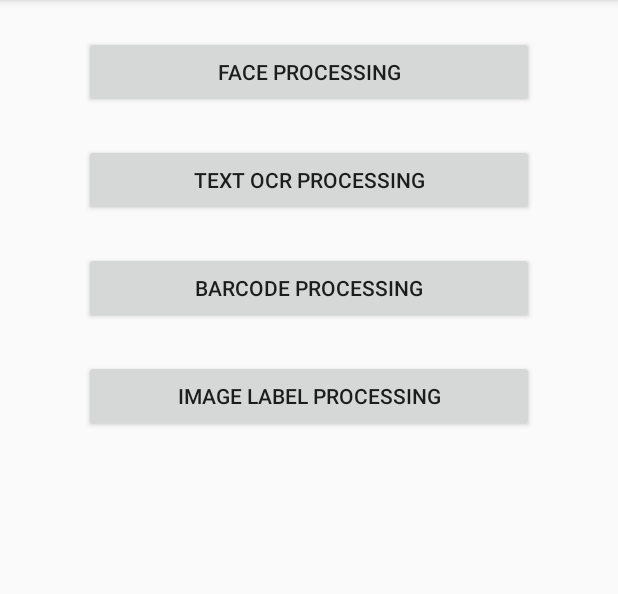
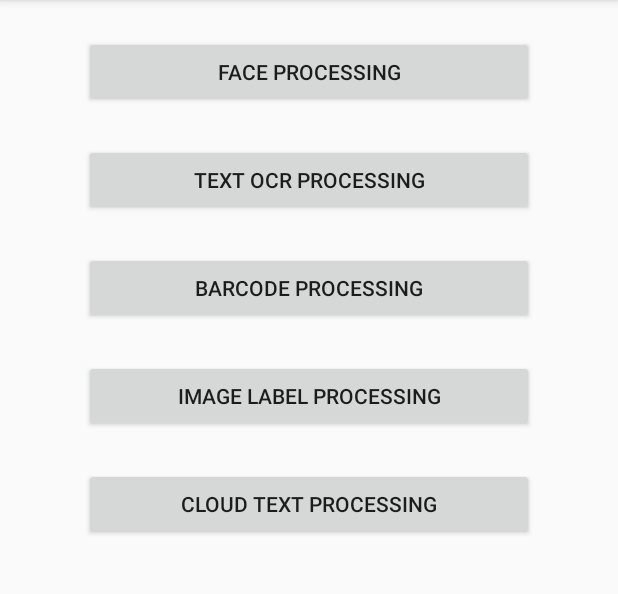
Before and after one commit to MobileEIvanov/ml_kit_playground, an Android app: the screen it shows after launch (MainActivity), on a phone screen of 412 x 824 dp, the part 84-678 px from its top. Run offline under Robolectric (Android 15) with nearby library versions, the phone set to English and light mode, and no system bars; our stand-ins replace data binding.

Commit message:
feat: ML Kit added Cloud OCR improved README.md

```diff
--- a/app/src/main/java/examples/com/mlkitplayground/MainActivity.java
+++ b/app/src/main/java/examples/com/mlkitplayground/MainActivity.java
@@ -3,7 +3,6 @@ package examples.com.mlkitplayground;
 import android.databinding.DataBindingUtil;
 import android.support.v7.app.AppCompatActivity;
 import android.os.Bundle;
-import android.view.View;
 
 import examples.com.mlkitplayground.databinding.ActivityMainSelectionBinding;
 
@@ -16,12 +15,14 @@ public class MainActivity extends AppCompatActivity {
         mBinding = DataBindingUtil.setContentView(this, R.layout.activity_main_selection);
 
 
-        mBinding.btnTextDetection.setOnClickListener(v -> ActivityProcessImage.newInstance(MainActivity.this, ActivityProcessImage.PROCESS_OCR));
+        mBinding.btnTextDetection.setOnClickListener(v -> ActivityProcessImage.newInstance(MainActivity.this, ActivityProcessImage.PROCESS_DEVICE_OCR));
 
         mBinding.btnBarcodeDetection.setOnClickListener(v -> ActivityProcessImage.newInstance(MainActivity.this, ActivityProcessImage.PROCESS_BARCODE));
 
         mBinding.btnFaceDetection.setOnClickListener(v -> ActivityProcessImage.newInstance(MainActivity.this, ActivityProcessImage.PROCESS_FACES));
 
         mBinding.btnImageLabeling.setOnClickListener(v -> ActivityProcessImage.newInstance(MainActivity.this, ActivityProcessImage.PROCESS_IMAGE_LABELING));
+
+        mBinding.btnCloudText.setOnClickListener(v -> ActivityProcessImage.newInstance(MainActivity.this, ActivityProcessImage.PROCESS_CLOUD_OCR));
     }
 }
--- a/app/src/main/res/layout/activity_main_selection.xml
+++ b/app/src/main/res/layout/activity_main_selection.xml
@@ -46,5 +46,14 @@
             app:layout_constraintStart_toStartOf="@+id/btn_barcode_detection"
             app:layout_constraintTop_toBottomOf="@+id/btn_barcode_detection" />
 
+
+        <Button
+            android:id="@+id/btn_cloud_text"
+            android:layout_width="match_parent"
+            android:layout_height="wrap_content"
+            android:layout_marginTop="@dimen/margin_top"
+            android:text="Cloud Text Processing"
+            app:layout_constraintStart_toStartOf="@+id/btn_image_labeling"
+            app:layout_constraintTop_toBottomOf="@+id/btn_image_labeling" />
     </android.support.constraint.ConstraintLayout>
 </layout>
```
Also changed, not shown: app/src/main/java/examples/com/mlkitplayground/ActivityProcessImage.java (+23 -62 lines), 1 other file.
